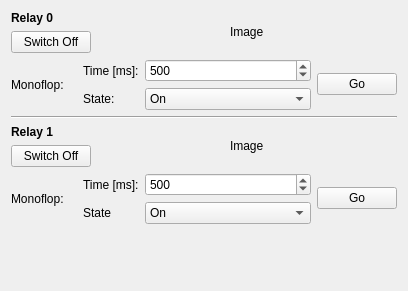
Old version of the form src/brickv/plugin_system/plugins/industrial_dual_relay/ui/industrial_dual_relay.ui in the repository Tinkerforge/brickv.
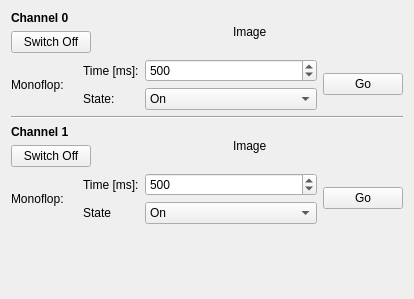
New version of the form.

Commit message: industrial-dual-relay: Fix naming in .ui file

What changed in the file:
```diff
--- a/src/brickv/plugin_system/plugins/industrial_dual_relay/ui/industrial_dual_relay.ui
+++ b/src/brickv/plugin_system/plugins/industrial_dual_relay/ui/industrial_dual_relay.ui
@@ -6,8 +6,8 @@
    <rect>
     <x>0</x>
     <y>0</y>
-    <width>408</width>
-    <height>291</height>
+    <width>414</width>
+    <height>299</height>
    </rect>
   </property>
   <property name="windowTitle">
@@ -29,7 +29,7 @@
             </font>
            </property>
            <property name="text">
-            <string>Relay 0</string>
+            <string>Channel 0</string>
            </property>
           </widget>
          </item>
@@ -116,7 +116,7 @@
           <enum>QLayout::SetDefaultConstraint</enum>
          </property>
          <item>
-          <widget class="QSpinBox" name="time1_spinbox">
+          <widget class="QSpinBox" name="time0_spinbox">
            <property name="sizePolicy">
             <sizepolicy hsizetype="Minimum" vsizetype="Preferred">
              <horstretch>1</horstretch>
@@ -157,7 +157,7 @@
         </layout>
        </item>
        <item>
-        <widget class="QPushButton" name="go1_button">
+        <widget class="QPushButton" name="go0_button">
          <property name="text">
           <string>Go</string>
          </property>
@@ -189,7 +189,7 @@
             </font>
            </property>
            <property name="text">
-            <string>Relay 1</string>
+            <string>Channel 1</string>
            </property>
           </widget>
          </item>
@@ -285,7 +285,7 @@
           <enum>QLayout::SetDefaultConstraint</enum>
          </property>
          <item>
-          <widget class="QSpinBox" name="time2_spinbox">
+          <widget class="QSpinBox" name="time1_spinbox">
            <property name="sizePolicy">
             <sizepolicy hsizetype="Minimum" vsizetype="Preferred">
              <horstretch>0</horstretch>
@@ -326,7 +326,7 @@
         </layout>
        </item>
        <item>
-        <widget class="QPushButton" name="go2_button">
+        <widget class="QPushButton" name="go1_button">
          <property name="text">
           <string>Go</string>
          </property>
```
Left out of the diff: 12 changed lines with no effect on the pictures.
